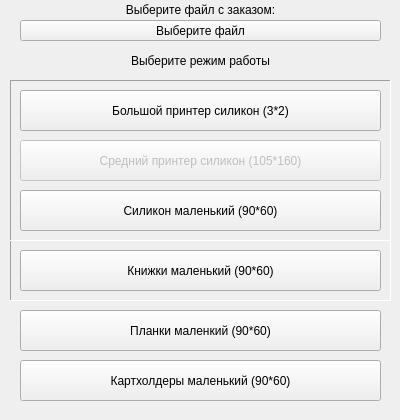
gora5624/Python, file archive/PrintHelper/ui/printHelperUI.ui: the form before one commit.
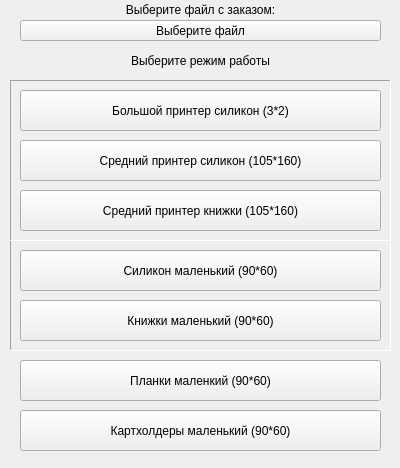
The form after the commit.

Diff of the .ui file:
```diff
--- a/archive/PrintHelper/ui/printHelperUI.ui
+++ b/archive/PrintHelper/ui/printHelperUI.ui
@@ -7,7 +7,7 @@
     <x>0</x>
     <y>0</y>
     <width>400</width>
-    <height>420</height>
+    <height>468</height>
    </rect>
   </property>
   <property name="windowTitle">
@@ -91,7 +91,7 @@
   </widget>
   <widget class="QPushButton" name="medButt">
    <property name="enabled">
-    <bool>false</bool>
+    <bool>true</bool>
    </property>
    <property name="geometry">
     <rect>
@@ -105,22 +105,6 @@
     <string>Средний принтер силикон (105*160)</string>
    </property>
   </widget>
-  <widget class="QPushButton" name="smallButt">
-   <property name="enabled">
-    <bool>true</bool>
-   </property>
-   <property name="geometry">
-    <rect>
-     <x>20</x>
-     <y>190</y>
-     <width>361</width>
-     <height>41</height>
-    </rect>
-   </property>
-   <property name="text">
-    <string>Силикон маленький (90*60)</string>
-   </property>
-  </widget>
   <widget class="QPushButton" name="smallButtPlastins">
    <property name="enabled">
     <bool>true</bool>
@@ -128,7 +112,7 @@
    <property name="geometry">
     <rect>
      <x>20</x>
-     <y>310</y>
+     <y>360</y>
      <width>361</width>
      <height>41</height>
     </rect>
@@ -137,22 +121,6 @@
     <string>Планки маленкий (90*60)</string>
    </property>
   </widget>
-  <widget class="QPushButton" name="smallButtBooks">
-   <property name="enabled">
-    <bool>true</bool>
-   </property>
-   <property name="geometry">
-    <rect>
-     <x>20</x>
-     <y>250</y>
-     <width>361</width>
-     <height>41</height>
-    </rect>
-   </property>
-   <property name="text">
-    <string>Книжки маленький (90*60)</string>
-   </property>
-  </widget>
   <widget class="QPushButton" name="smallButtCartholders">
    <property name="enabled">
     <bool>true</bool>
@@ -160,7 +128,7 @@
    <property name="geometry">
     <rect>
      <x>20</x>
-     <y>360</y>
+     <y>410</y>
      <width>361</width>
      <height>41</height>
     </rect>
@@ -187,6 +155,22 @@
    <property name="lineWidth">
     <number>1</number>
    </property>
+   <widget class="QPushButton" name="medButtBooks">
+    <property name="enabled">
+     <bool>true</bool>
+    </property>
+    <property name="geometry">
+     <rect>
+      <x>10</x>
+      <y>110</y>
+      <width>361</width>
+      <height>41</height>
+     </rect>
+    </property>
+    <property name="text">
+     <string>Средний принтер книжки (105*160)</string>
+    </property>
+   </widget>
   </widget>
   <widget class="QFrame" name="frame_2">
    <property name="geometry">
@@ -194,7 +178,7 @@
      <x>10</x>
      <y>240</y>
      <width>381</width>
-     <height>61</height>
+     <height>111</height>
     </rect>
    </property>
    <property name="frameShape">
@@ -206,6 +190,38 @@
    <property name="midLineWidth">
     <number>0</number>
    </property>
+   <widget class="QPushButton" name="smallButtBooks">
+    <property name="enabled">
+     <bool>true</bool>
+    </property>
+    <property name="geometry">
+     <rect>
+      <x>10</x>
+      <y>60</y>
+      <width>361</width>
+      <height>41</height>
+     </rect>
+    </property>
+    <property name="text">
+     <string>Книжки маленький (90*60)</string>
+    </property>
+   </widget>
+   <widget class="QPushButton" name="smallButt">
+    <property name="enabled">
+     <bool>true</bool>
+    </property>
+    <property name="geometry">
+     <rect>
+      <x>10</x>
+      <y>10</y>
+      <width>361</width>
+      <height>41</height>
+     </rect>
+    </property>
+    <property name="text">
+     <string>Силикон маленький (90*60)</string>
+    </property>
+   </widget>
   </widget>
   <zorder>frame_2</zorder>
   <zorder>frame</zorder>
```
Left out of the diff: 2 changed lines with no effect on the pictures.
